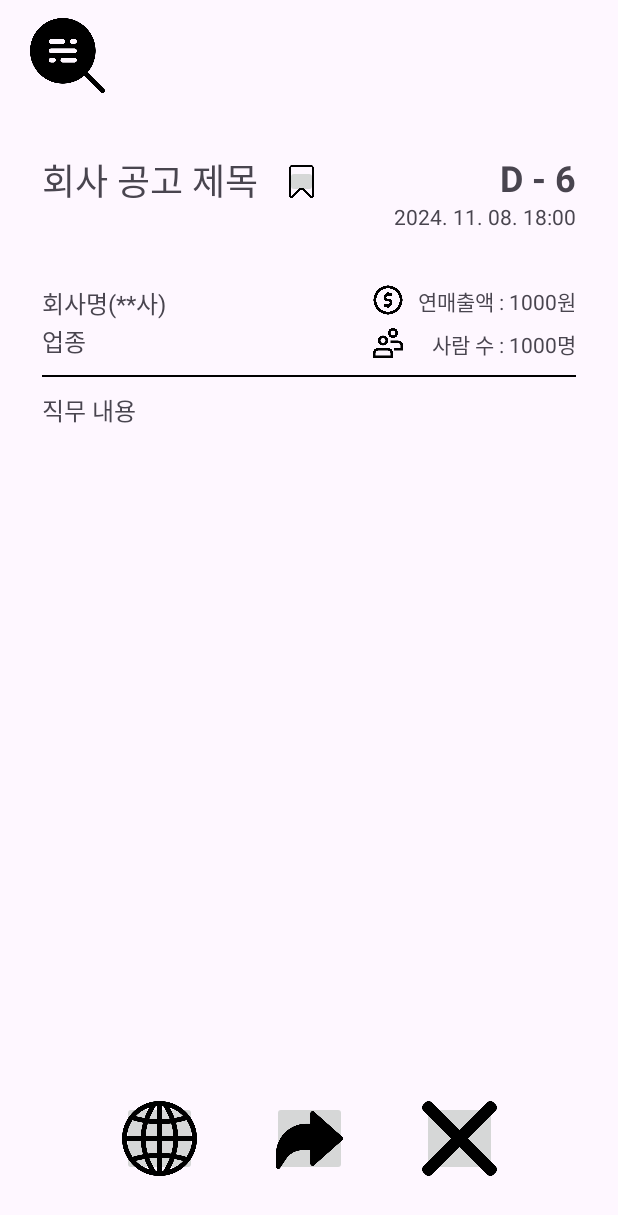
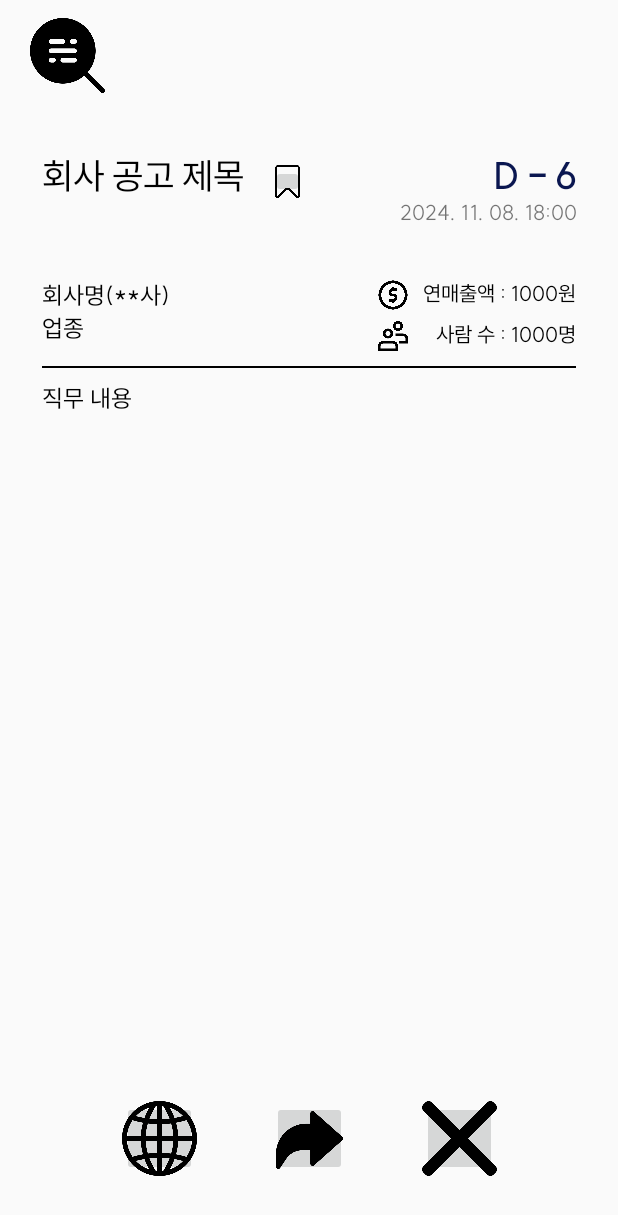
Before and after one commit to tl1l1l1s/job-search-mobile-project, an Android app: the layout activity_detail.xml on its own in the app's theme, with its tools: preview values and no code run, on a phone screen of 412 x 824 dp. Shown: the top 1215 px of the screen. Run offline under Robolectric (Android 15) with nearby library versions, the phone set to English and light mode, and no system bars.

Commit message:
Design: modify styling

```diff
--- a/app/src/main/AndroidManifest.xml
+++ b/app/src/main/AndroidManifest.xml
@@ -1,6 +1,9 @@
 <?xml version="1.0" encoding="utf-8"?>
 <manifest xmlns:android="http://schemas.android.com/apk/res/android"
     xmlns:tools="http://schemas.android.com/tools">
+
+    <uses-permission android:name="android.permission.ACCESS_NETWORK_STATE" />
+    <uses-permission android:name="android.permission.INTERNET" />
 
     <application
         android:allowBackup="true"
--- a/app/src/main/res/layout/activity_detail.xml
+++ b/app/src/main/res/layout/activity_detail.xml
@@ -40,6 +40,7 @@
                 android:layout_width="wrap_content"
                 android:layout_height="wrap_content"
                 android:text="회사 공고 제목"
+                android:textColor="@color/black"
                 android:textSize="24sp" />
 
             <ImageButton
@@ -64,6 +65,7 @@
                     android:layout_height="wrap_content"
                     android:text="D - 6"
                     android:textAlignment="textEnd"
+                    android:textColor="@color/deepBlue"
                     android:textSize="24sp"
                     android:textStyle="bold" />
 
@@ -95,6 +97,7 @@
                     android:layout_width="wrap_content"
                     android:layout_height="wrap_content"
                     android:text="회사명(**사)"
+                    android:textColor="@color/black"
                     android:textSize="16sp" />
 
                 <Space
@@ -107,6 +110,7 @@
                     android:layout_width="wrap_content"
                     android:layout_height="wrap_content"
                     android:text="업종"
+                    android:textColor="@color/black"
                     android:textSize="16sp" />
 
             </LinearLayout>
@@ -140,6 +144,7 @@
                         android:layout_marginLeft="10dp"
                         android:text="연매출액 : 1000원"
                         android:textAlignment="textEnd"
+                        android:textColor="@color/black"
                         android:textSize="14sp" />
                 </LinearLayout>
 
@@ -167,6 +172,7 @@
                         android:layout_weight="1"
                         android:text="사람 수 : 1000명"
                         android:textAlignment="textEnd"
+                        android:textColor="@color/black"
                         android:textSize="14sp" />
                 </LinearLayout>
             </LinearLayout>
@@ -190,6 +196,7 @@
             android:paddingLeft="8dp"
             android:paddingRight="8dp"
             android:text="직무 내용"
+            android:textColor="@color/black"
             android:textSize="16sp" />
 
 
--- a/app/src/main/res/layout/activity_main.xml
+++ b/app/src/main/res/layout/activity_main.xml
@@ -14,6 +14,7 @@
         android:layout_marginStart="20dp"
         android:layout_marginTop="20dp"
         android:text="채용 알림"
+        android:textColor="@color/black"
         android:textSize="22sp"
         app:layout_constraintStart_toStartOf="parent"
         app:layout_constraintTop_toTopOf="parent" />
@@ -44,7 +45,8 @@
             android:paddingTop="10dp"
             android:paddingRight="18dp"
             android:paddingBottom="10dp"
-            android:text="안녕하세요, 모바일응용님! 좋은 하루입니다." />
+            android:text="안녕하세요, 모바일응용님! 좋은 하루입니다."
+            android:textColor="@color/black" />
 
         <Space
             android:layout_width="0dp"
@@ -70,6 +72,7 @@
         android:layout_marginStart="20dp"
         android:layout_marginTop="80dp"
         android:text="최근 맞춤형 채용 공고"
+        android:textColor="@color/black"
         android:textSize="20sp"
         app:layout_constraintStart_toStartOf="parent"
         app:layout_constraintTop_toTopOf="@+id/linearLayout" />
--- a/app/src/main/res/layout/activity_scrap.xml
+++ b/app/src/main/res/layout/activity_scrap.xml
@@ -20,8 +20,9 @@
         android:layout_width="wrap_content"
         android:layout_height="wrap_content"
         android:layout_marginStart="12dp"
-        android:layout_marginTop="21dp"
+        android:layout_marginTop="24dp"
         android:text="스크랩 목록"
+        android:textColor="@color/black"
         android:textSize="22sp"
         app:layout_constraintStart_toEndOf="@+id/imgScrap"
         app:layout_constraintTop_toTopOf="parent" />
--- a/app/src/main/res/layout/activity_setting.xml
+++ b/app/src/main/res/layout/activity_setting.xml
@@ -22,6 +22,7 @@
         android:layout_marginStart="12dp"
         android:layout_marginTop="25dp"
         android:text="설정"
+        android:textColor="@color/black"
         android:textSize="22sp"
         app:layout_constraintStart_toEndOf="@+id/imgSetting"
         app:layout_constraintTop_toTopOf="parent" />
--- a/app/src/main/res/values/colors.xml
+++ b/app/src/main/res/values/colors.xml
@@ -2,4 +2,8 @@
 <resources>
     <color name="black">#FF000000</color>
     <color name="white">#FFFFFFFF</color>
+    <color name="deepBlue">#0a1650</color>
+    <color name="paleBlue">#99c7f5</color>
+    <color name="paleGreen">#e5fada</color>
+    <color name="red">#c30b07</color>
 </resources>
--- /dev/null
+++ b/app/src/main/res/values/font_style.xml
@@ -0,0 +1,25 @@
+<?xml version="1.0" encoding="utf-8"?>
+<resources>
+
+    <style name="customTextViewFontStyle" parent="Widget.AppCompat.TextView">
+        <item name="android:fontFamily">@font/suit_regular</item>
+    </style>
+
+    <style name="customButtonFontStyle" parent="TextAppearance.AppCompat.Button">
+        <item name="android:fontFamily">@font/suit_regular</item>
+    </style>
+
+    <style name="customEditTextFontStyle" parent="Widget.AppCompat.EditText">
+        <item name="android:fontFamily">@font/suit_regular</item>
+    </style>
+
+    <style name="customRadioButtonFontStyle" parent="Widget.AppCompat.CompoundButton.RadioButton">
+        <item name="android:fontFamily">@font/suit_regular</item>
+    </style>
+
+    <style name="customCheckboxFontStyle" parent="Widget.AppCompat.CompoundButton.CheckBox">
+        <item name="android:fontFamily">@font/suit_regular</item>
+    </style>
+
+
+</resources>
--- a/app/src/main/res/values/themes.xml
+++ b/app/src/main/res/values/themes.xml
@@ -1,8 +1,10 @@
 <resources xmlns:tools="http://schemas.android.com/tools">
-    <!-- Base application theme. -->
-    <style name="Base.Theme.ProjectJobSearch" parent="Theme.Material3.DayNight.NoActionBar">
-        <!-- Customize your light theme here. -->
-        <!-- <item name="colorPrimary">@color/my_light_primary</item> -->
+    <style name="Base.Theme.ProjectJobSearch" parent="Theme.AppCompat.DayNight.NoActionBar">
+        <item name="android:textViewStyle">@style/customTextViewFontStyle</item>
+        <item name="android:buttonStyle">@style/customButtonFontStyle</item>
+        <item name="android:editTextStyle">@style/customEditTextFontStyle</item>
+        <item name="android:radioButtonStyle">@style/customRadioButtonFontStyle</item>
+        <item name="android:checkboxStyle">@style/customRadioButtonFontStyle</item>
     </style>
 
     <style name="Theme.ProjectJobSearch" parent="Base.Theme.ProjectJobSearch" />
```
Also changed, not shown: app/src/main/res/drawable/bordered_button.xml (added, +13 -0 lines), app/src/main/res/font/fonts.xml (added, +17 -0 lines), app/src/main/res/font/suit_bold.ttf (added), app/src/main/res/font/suit_regular.ttf (added), 1 other file.
